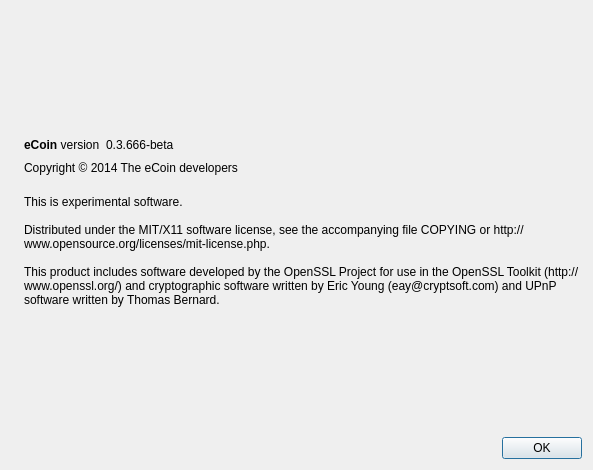
btcdream/ecoin, file src/qt/forms/aboutdialog.ui: the form before one commit.
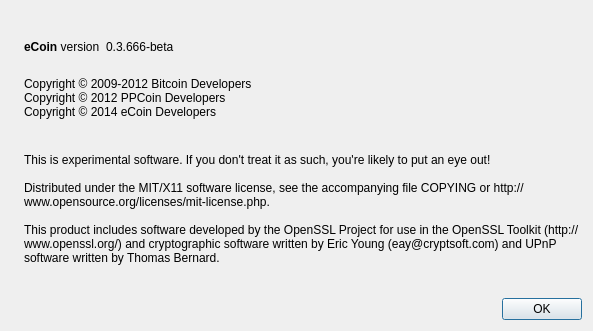
The form after the commit. Icons and pictures are not drawn.

What changed in the file:
```diff
--- a/src/qt/forms/aboutdialog.ui
+++ b/src/qt/forms/aboutdialog.ui
@@ -7,7 +7,7 @@
     <x>0</x>
     <y>0</y>
     <width>593</width>
-    <height>470</height>
+    <height>331</height>
    </rect>
   </property>
   <property name="windowTitle">
@@ -91,7 +91,11 @@
         <cursorShape>IBeamCursor</cursorShape>
        </property>
        <property name="text">
-        <string>Copyright © 2014 The eCoin developers</string>
+        <string>
+Copyright © 2009-2012 Bitcoin Developers
+Copyright © 2012 PPCoin Developers
+Copyright © 2014 eCoin Developers
+</string>
        </property>
        <property name="textInteractionFlags">
         <set>Qt::LinksAccessibleByMouse|Qt::TextSelectableByKeyboard|Qt::TextSelectableByMouse</set>
@@ -105,7 +109,7 @@
        </property>
        <property name="text">
         <string>
-This is experimental software.
+This is experimental software. If you don't treat it as such, you're likely to put an eye out!
 
 Distributed under the MIT/X11 software license, see the accompanying file COPYING or http://www.opensource.org/licenses/mit-license.php.
 
```
